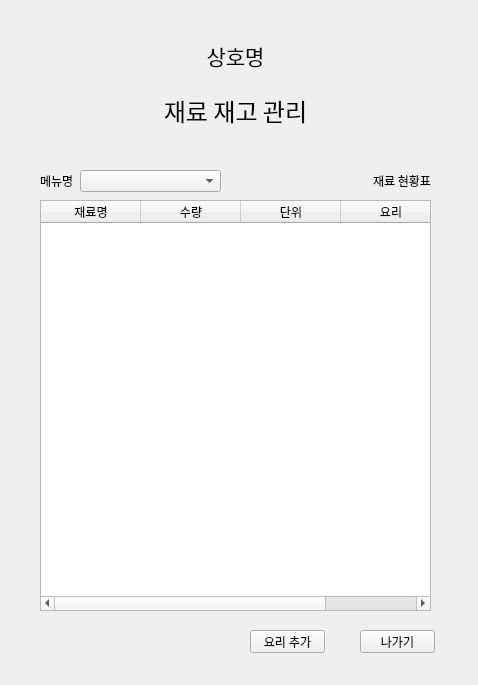
Old version of the form ui/main.ui in the repository ElisaBluebell/project7smartstore.
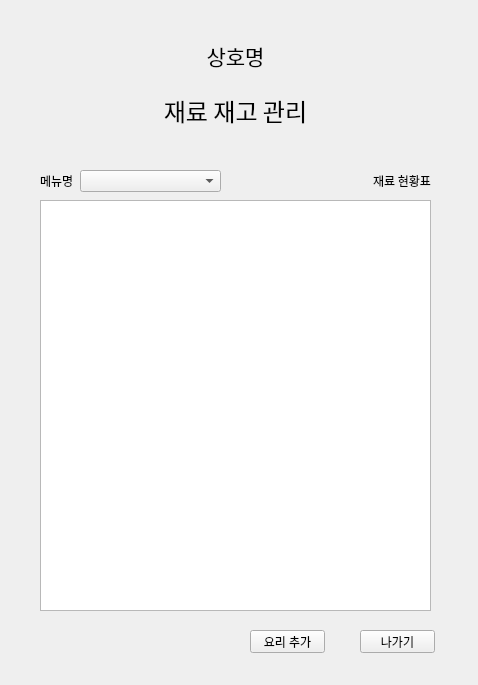
New version of the form. The open tabs and pages were chosen to show the change.

```diff
--- a/ui/main.ui
+++ b/ui/main.ui
@@ -333,26 +333,6 @@
        <family>D2Coding</family>
       </font>
      </property>
-     <column>
-      <property name="text">
-       <string>재료명</string>
-      </property>
-     </column>
-     <column>
-      <property name="text">
-       <string>수량</string>
-      </property>
-     </column>
-     <column>
-      <property name="text">
-       <string>단위</string>
-      </property>
-     </column>
-     <column>
-      <property name="text">
-       <string>요리</string>
-      </property>
-     </column>
     </widget>
    </widget>
   </widget>
```
Left out of the diff: 2 changed lines with no effect on the pictures.
